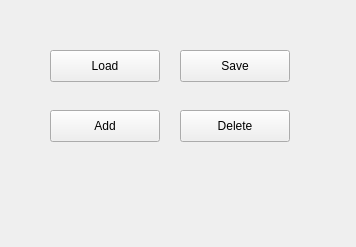
First picture: the form in CoconutTreesDetection/coconut_trees_detection_dockwidget_base.ui, repository nuistzhou/CoconutTreesDetection, before the edit.
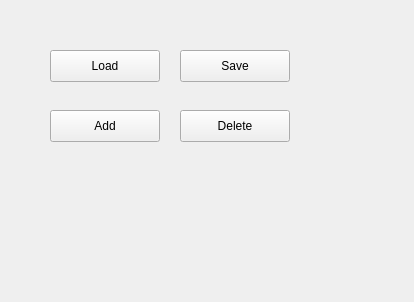
Second picture: the form after the edit.

Patch:
```diff
--- a/CoconutTreesDetection/coconut_trees_detection_dockwidget_base.ui
+++ b/CoconutTreesDetection/coconut_trees_detection_dockwidget_base.ui
@@ -6,8 +6,8 @@
    <rect>
     <x>0</x>
     <y>0</y>
-    <width>356</width>
-    <height>247</height>
+    <width>414</width>
+    <height>302</height>
    </rect>
   </property>
   <property name="windowTitle">
```
